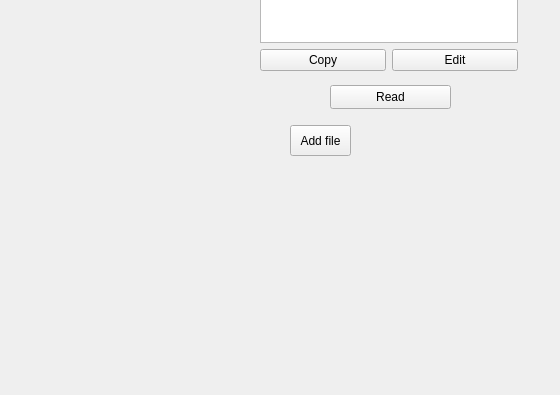
Qt form mainwindow.ui (KirillRodimov/Protect) before a commit; both pictures show x 0 to 560 and y 205 to 600 of the 800 by 600 pixel window.
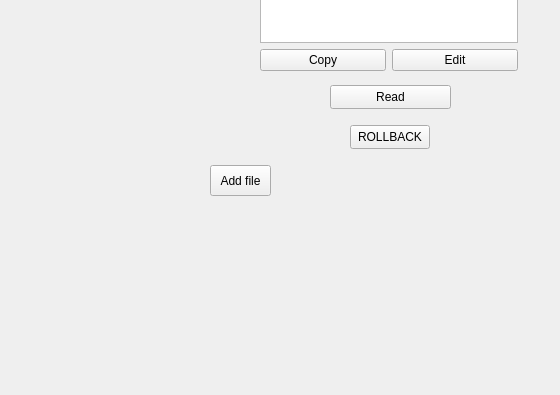
The same form after that commit. The open tabs and pages were chosen to show the change.

```diff
--- a/mainwindow.ui
+++ b/mainwindow.ui
@@ -247,8 +247,8 @@
      <widget class="QPushButton" name="AddButton">
       <property name="geometry">
        <rect>
-        <x>90</x>
-        <y>290</y>
+        <x>10</x>
+        <y>330</y>
         <width>61</width>
         <height>31</height>
        </rect>
@@ -257,6 +257,19 @@
        <string>Add file</string>
       </property>
      </widget>
+     <widget class="QPushButton" name="BackUp_Button">
+      <property name="geometry">
+       <rect>
+        <x>150</x>
+        <y>290</y>
+        <width>80</width>
+        <height>24</height>
+       </rect>
+      </property>
+      <property name="text">
+       <string>ROLLBACK</string>
+      </property>
+     </widget>
     </widget>
     <widget class="QWidget" name="page_4">
      <widget class="QPushButton" name="ConfirmButton">
```
Left out of the diff: 2 changed lines with no effect on the pictures.
